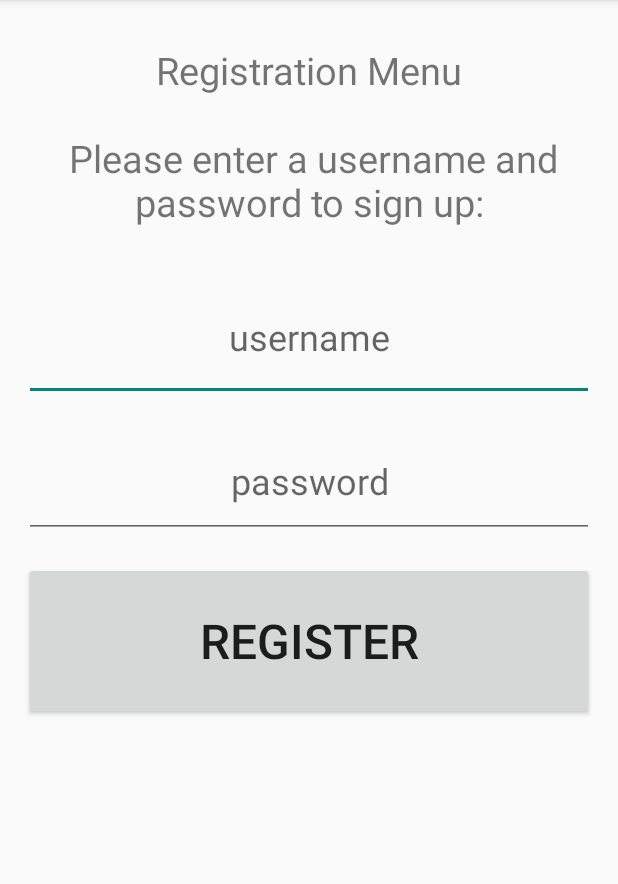
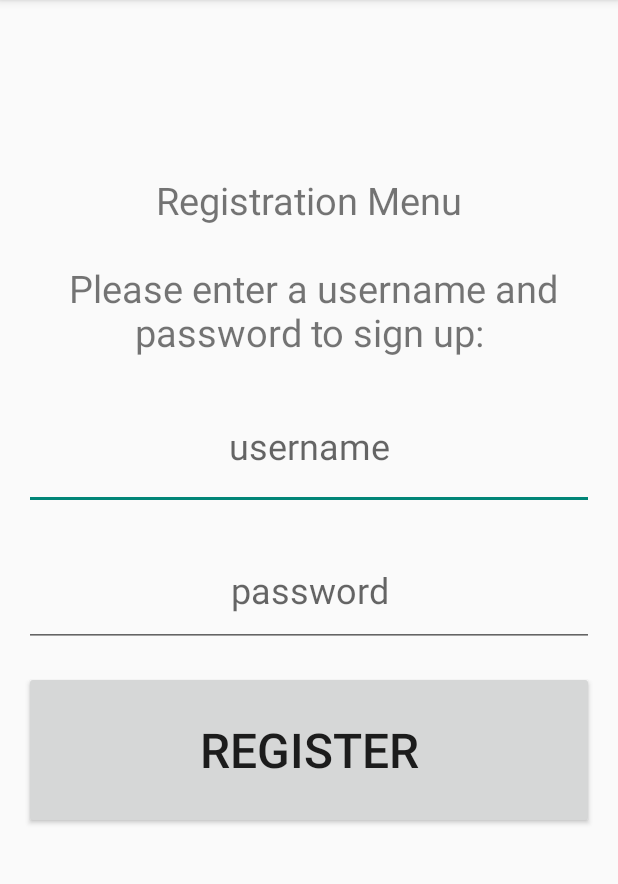
Before and after one commit to Dinomyt/TriviaQuest, an Android app: the RegisterActivity screen opened directly, with no data from a screen before it, on a phone screen of 412 x 824 dp, the part 84-968 px from its top. Run offline under Robolectric (Android 15) with nearby library versions, the phone set to English and light mode, and no system bars.

Commit message:
fixed Registration Menu to show title

```diff
--- a/app/src/main/res/layout/activity_register.xml
+++ b/app/src/main/res/layout/activity_register.xml
@@ -4,14 +4,16 @@
     xmlns:tools="http://schemas.android.com/tools"
     android:layout_width="match_parent"
     android:layout_height="match_parent"
+    android:layout_marginTop="100dp"
+    android:paddingTop="?attr/actionBarSize"
     tools:context=".RegisterActivity">
 
     <TextView
         android:id="@+id/titleRegisterTextView"
-        android:layout_width="match_parent"
-        android:layout_height="150dip"
-        android:layout_margin="16dp"
-        android:layout_marginBottom="24dip"
+        android:layout_width="wrap_content"
+        android:layout_height="wrap_content"
+        android:layout_margin="60dp"
+        android:layout_marginTop="?attr/actionBarSize"
         android:gravity="center"
         android:text="@string/registration_menu_text"
         android:textSize="25sp"
```
